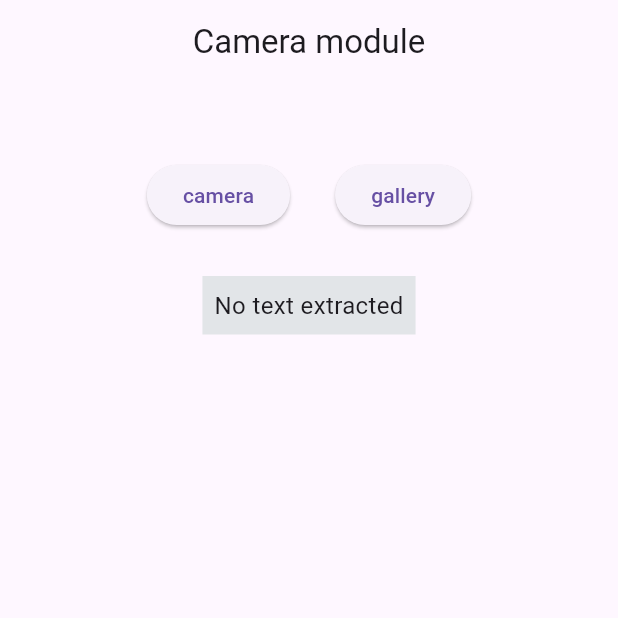
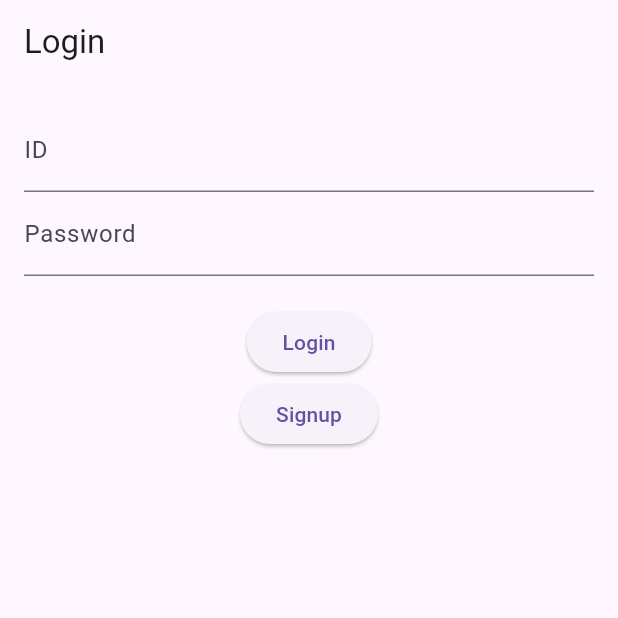
Before and after one commit to Tmfprl/is_app, a Flutter app: the screen it shows after launch, on a phone screen of 412 x 824 dp, the top half of it. Run offline on Flutter 3.47's test engine with Material 3 defaults, Android fonts, the phone set to English and light mode, and no system bars; our stand-ins replace camera, flutter_secure_storage, image_cropper, image_picker; missing offline and left inert: mysql_client.

Commit message:
login&signup module

```diff
--- /dev/null
+++ b/lib/logInPage.dart
@@ -0,0 +1,81 @@
+import 'package:flutter/material.dart';
+import 'package:is_app/config/DBConnect.dart';
+import 'package:flutter_secure_storage/flutter_secure_storage.dart';
+import 'package:is_app/memu.dart';  // 메인 메뉴 페이지
+import 'package:is_app/signup.dart';
+
+class LoginScreen extends StatefulWidget {
+  const LoginScreen({super.key});
+
+  @override
+  _LoginScreenState createState() => _LoginScreenState();
+}
+
+class _LoginScreenState extends State<LoginScreen> {
+  final _usernameController = TextEditingController();
+  final _passwordController = TextEditingController();
+  final _storageService = FlutterSecureStorage();
+  final _databaseService = DatabaseService();
+
+  Future<void> _login() async {
+    final username = _usernameController.text;
+    final password = _passwordController.text;
+
+    final isValid = await _databaseService.validateUser(username, password);
+
+    if (isValid) {
+      await _storageService.write(key: 'ID', value: username);
+      await _storageService.write(key: 'PW', value: password);
+
+      // 로그인 성공 후 메인 메뉴로 이동
+      Navigator.pushReplacement(
+        context,
+        MaterialPageRoute(builder: (context) => MainMenu()),
+      );
+    } else {
+      ScaffoldMessenger.of(context).showSnackBar(
+        SnackBar(content: Text('Invalid username or password.')),
+      );
+    }
+  }
+
+  //signup module
+  Future<void> _navigateToSignup() async {
+    Navigator.push(
+      context,
+      MaterialPageRoute(builder: (context) => SingupPage()),
+    );
+  }
+
+  @override
+  Widget build(BuildContext context) {
+    return Scaffold(
+      appBar: AppBar(title: Text('Login')),
+      body: Padding(
+        padding: const EdgeInsets.all(16.0),
+        child: Column(
+          children: [
+            TextField(
+              controller: _usernameController,
+              decoration: InputDecoration(labelText: 'ID'),
+            ),
+            TextField(
+              controller: _passwordController,
+              decoration: InputDecoration(labelText: 'Password'),
+              obscureText: true,
+            ),
+            SizedBox(height: 20),
+            ElevatedButton(
+              onPressed: _login,
+              child: Text('Login'),
+            ),
+            ElevatedButton(
+              onPressed: _navigateToSignup,
+              child: Text('Signup'),
+            ),
+          ],
+        ),
+      ),
+    );
+  }
+}
--- a/lib/main.dart
+++ b/lib/main.dart
@@ -6,10 +6,12 @@ import 'package:image_picker/image_picker.dart';
 import 'package:camera/camera.dart';
 import 'package:is_app/imageModule.dart';
 import 'package:is_app/config/DBConnect.dart';
+import 'package:is_app/memu.dart';
+import 'package:is_app/logInPage.dart';
 
 
 void main() {
-  dbConnector();
+  DatabaseService();
   runApp(const MainApp());
 }
 
@@ -20,7 +22,7 @@ class MainApp extends StatelessWidget {
   Widget build(BuildContext context) {
     return const MaterialApp(
       debugShowCheckedModeBanner: false,
-      home: CameraPage(),
+      home: LoginScreen(),
     );
   }
 
--- a/pubspec.yaml
+++ b/pubspec.yaml
@@ -38,6 +38,7 @@ dependencies:
   mysql_client: ^0.0.27
   shared_preferences: ^2.1.0 # 공유저장소 사용을 하기 위함(자동 로그인)
   crypto: ^3.0.3 # 정보 암호화를 위함 (사용자 비밀번호 암호화)
+  flutter_secure_storage: ^9.2.2
 
 
 
```
Also changed, not shown: lib/config/DBConnect.dart (+51 -12 lines), lib/config/settings_screen.dart (added, +30 -0 lines), lib/config/storage_service.dart (added, +20 -0 lines), lib/memu.dart (added, +56 -0 lines), lib/signup.dart (added, +67 -0 lines), lib/config/dbinfo.dart (deleted), pubspec.lock, 5 other files.
